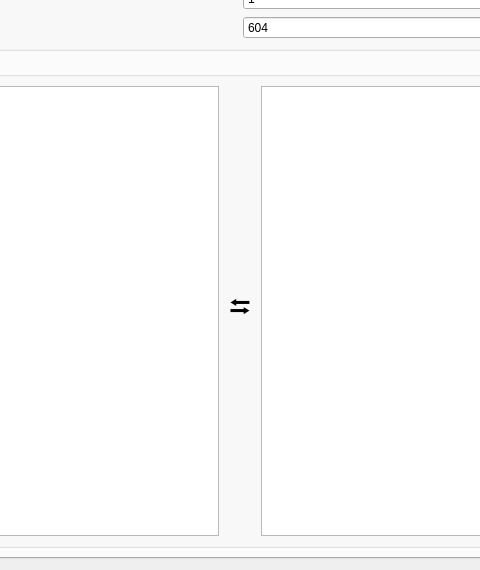
This is src/core/searchdialog.ui in 0xzer0x/quran-companion as Qt 5 draws it before an edit; both pictures show x 98 to 578 and y 88 to 658 of the 676 by 658 pixel window. The edited form follows.
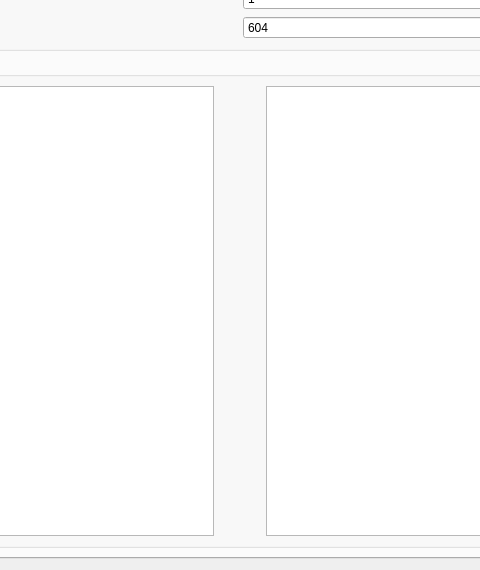
This is the edited form. The open tabs and pages were chosen to show the change.

```diff
--- a/src/core/searchdialog.ui
+++ b/src/core/searchdialog.ui
@@ -307,17 +307,17 @@
 min-width: 30px;
 max-width: 40px;
 text-align: center;
-border: none;	
 background: transparent;
+border: none;
 }</string>
             </property>
             <property name="text">
-             <string notr="true">⮀</string>
+             <string notr="true"/>
             </property>
             <property name="iconSize">
              <size>
-              <width>16</width>
-              <height>16</height>
+              <width>20</width>
+              <height>20</height>
              </size>
             </property>
             <property name="flat">
```
Left out of the diff: 4 changed lines with no effect on the pictures.
